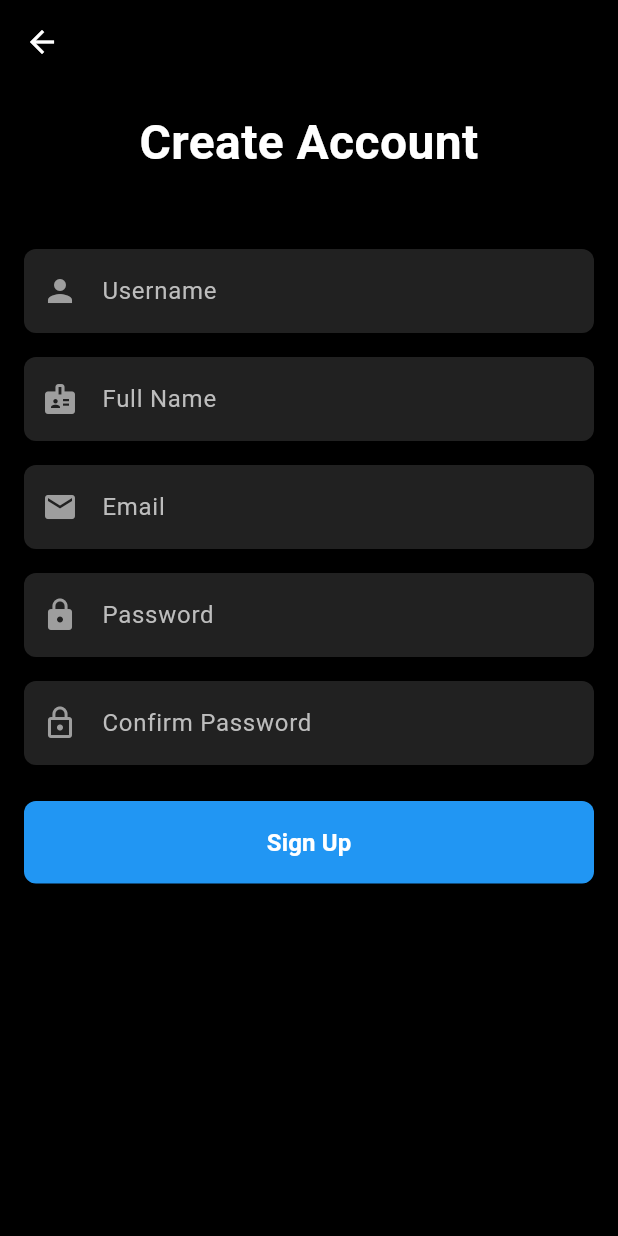
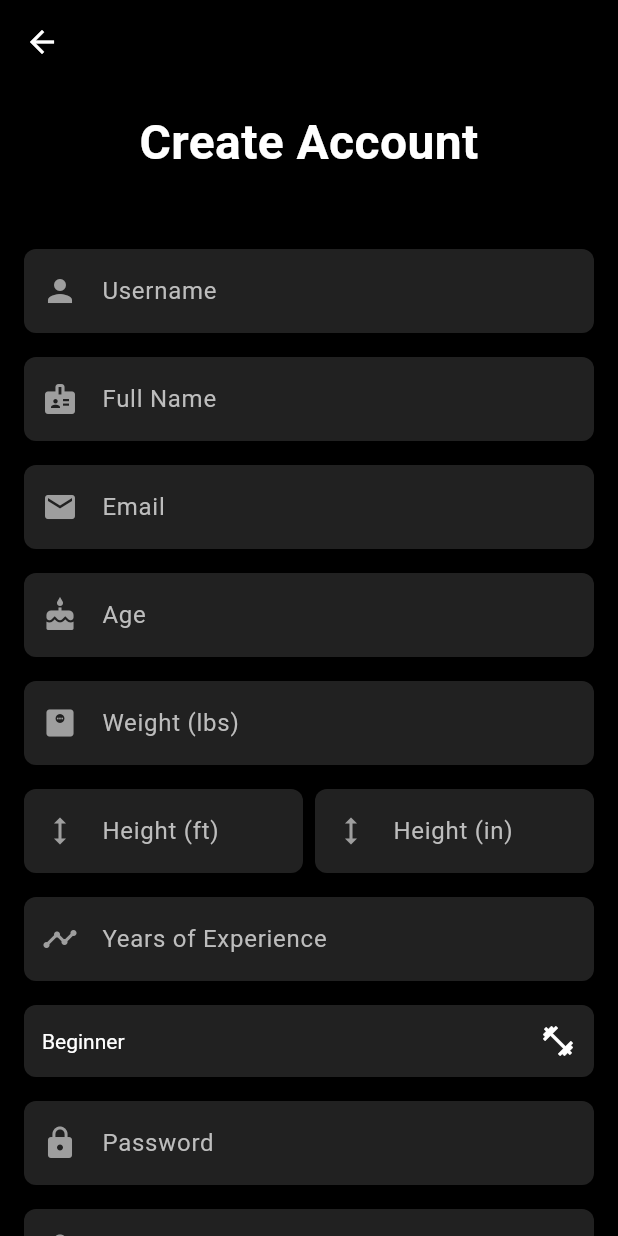
Before and after one commit to dpsheth/exercise_social_media, a Flutter app: the SignupPage screen opened directly, on a phone screen of 412 x 824 dp. Run offline on Flutter 3.47's test engine with Material 3 defaults, Android fonts, the phone set to English and light mode, and no system bars; our stand-ins replace firebase_auth, firebase_core, image_picker; accounts and stored records are empty.

Commit message:
updated signup page for more fields

```diff
--- a/bepeel/lib/signup_page.dart
+++ b/bepeel/lib/signup_page.dart
@@ -15,8 +15,31 @@ class _SignupPageState extends State<SignupPage> {
   final _emailController = TextEditingController();
   final _passwordController = TextEditingController();
   final _confirmPasswordController = TextEditingController();
+  final _ageController = TextEditingController();
+  final _weightController = TextEditingController();
+  final _heightFeetController = TextEditingController();
+  final _heightInchesController = TextEditingController();
+  final _yearsJoinedController = TextEditingController();
+  String _selectedFitnessLevel = 'Beginner';
   String _errorMessage = '';
   bool _isLoading = false;
+
+  final List<String> _fitnessLevels = ['Beginner', 'Intermediate', 'Hardcore'];
+
+  @override
+  void dispose() {
+    _usernameController.dispose();
+    _nameController.dispose();
+    _emailController.dispose();
+    _passwordController.dispose();
+    _confirmPasswordController.dispose();
+    _ageController.dispose();
+    _weightController.dispose();
+    _heightFeetController.dispose();
+    _heightInchesController.dispose();
+    _yearsJoinedController.dispose();
+    super.dispose();
+  }
 
   Future<void> _signup() async {
     final username = _usernameController.text.trim();
@@ -24,11 +47,42 @@ class _SignupPageState extends State<SignupPage> {
     final email = _emailController.text.trim();
     final password = _passwordController.text;
     final confirmPassword = _confirmPasswordController.text;
+    final age = _ageController.text.trim();
+    final weight = _weightController.text.trim();
+    final heightFeet = _heightFeetController.text.trim();
+    final heightInches = _heightInchesController.text.trim();
+    final yearsJoined = _yearsJoinedController.text.trim();
 
     // Basic validation
-    if (username.isEmpty || name.isEmpty || email.isEmpty || password.isEmpty) {
+    if (username.isEmpty || name.isEmpty || email.isEmpty || password.isEmpty ||
+        age.isEmpty || weight.isEmpty || heightFeet.isEmpty || heightInches.isEmpty || yearsJoined.isEmpty) {
       setState(() {
         _errorMessage = 'All fields are required';
+      });
+      return;
+    }
+
+    // Numeric validation
+    if (!RegExp(r'^\d+$').hasMatch(age) || !RegExp(r'^\d+$').hasMatch(weight) ||
+        !RegExp(r'^\d+$').hasMatch(heightFeet) || !RegExp(r'^\d+$').hasMatch(heightInches) ||
+        !RegExp(r'^\d+$').hasMatch(yearsJoined)) {
+      setState(() {
+        _errorMessage = 'Please enter valid numbers for age, weight, height, and years joined';
+      });
+      return;
+    }
+
+    // Range validation
+    if (int.parse(age) < 13 || int.parse(age) > 120) {
+      setState(() {
+        _errorMessage = 'Please enter a valid age between 13 and 120';
+      });
+      return;
+    }
+
+    if (int.parse(heightFeet) > 8 || int.parse(heightInches) >= 12) {
+      setState(() {
+        _errorMessage = 'Please enter a valid height (feet < 9, inches < 12)';
       });
       return;
     }
@@ -64,16 +118,24 @@ class _SignupPageState extends State<SignupPage> {
     });
 
     try {
-      await FirebaseAuth.instance.createUserWithEmailAndPassword(
+      // Create user account
+      final userCredential = await FirebaseAuth.instance.createUserWithEmailAndPassword(
         email: email,
         password: password,
       );
 
       // Update user display name
-      await FirebaseAuth.instance.currentUser?.updateDisplayName(name);
+      await userCredential.user?.updateDisplayName(name);
 
-      // Navigation is now handled by the StreamBuilder in main.dart
-      // No need to navigate manually here
+      // Here you would typically store the additional user data in Firestore
+      // For now, we'll just print it
+      print('Additional user data to be stored:');
+      print('Age: $age');
+      print('Weight: $weight lbs');
+      print('Height: $heightFeet\'$heightInches"');
+      print('Years Joined: $yearsJoined');
+      print('Fitness Level: $_selectedFitnessLevel');
+
     } on FirebaseAuthException catch (e) {
       setState(() {
         _errorMessage = e.message ?? 'An error occurred during signup';
@@ -85,16 +147,6 @@ class _SignupPageState extends State<SignupPage> {
         });
       }
     }
-  }
-
-  @override
-  void dispose() {
-    _usernameController.dispose();
-    _nameController.dispose();
-    _emailController.dispose();
-    _passwordController.dispose();
-    _confirmPasswordController.dispose();
-    super.dispose();
   }
 
   @override
@@ -142,6 +194,79 @@ class _SignupPageState extends State<SignupPage> {
                 hintText: 'Email',
                 icon: Icons.email,
                 keyboardType: TextInputType.emailAddress,
+              ),
+              const SizedBox(height: 16),
+              _buildTextField(
+                controller: _ageController,
+                hintText: 'Age',
+                icon: Icons.cake,
+                keyboardType: TextInputType.number,
+              ),
+              const SizedBox(height: 16),
+              _buildTextField(
+                controller: _weightController,
+                hintText: 'Weight (lbs)',
+                icon: Icons.monitor_weight,
+                keyboardType: TextInputType.number,
+              ),
+              const SizedBox(height: 16),
+              Row(
+                children: [
+                  Expanded(
+                    child: _buildTextField(
+                      controller: _heightFeetController,
+                      hintText: 'Height (ft)',
+                      icon: Icons.height,
+                      keyboardType: TextInputType.number,
+                    ),
+                  ),
+                  const SizedBox(width: 8),
+                  Expanded(
+                    child: _buildTextField(
+                      controller: _heightInchesController,
+                      hintText: 'Height (in)',
+                      icon: Icons.height,
+                      keyboardType: TextInputType.number,
+                    ),
+                  ),
+                ],
+              ),
+              const SizedBox(height: 16),
+              _buildTextField(
+                controller: _yearsJoinedController,
+                hintText: 'Years of Experience',
+                icon: Icons.timeline,
+                keyboardType: TextInputType.number,
+              ),
+              const SizedBox(height: 16),
+              Container(
+                padding: const EdgeInsets.symmetric(horizontal: 12),
+                decoration: BoxDecoration(
+                  color: Colors.grey[900],
+                  borderRadius: BorderRadius.circular(8),
+                ),
+                child: DropdownButtonHideUnderline(
+                  child: DropdownButton<String>(
+                    value: _selectedFitnessLevel,
+                    isExpanded: true,
+                    dropdownColor: Colors.grey[900],
+                    style: const TextStyle(color: Colors.white),
+                    icon: const Icon(Icons.fitness_center, color: Colors.white),
+                    items: _fitnessLevels.map((String level) {
+                      return DropdownMenuItem<String>(
+                        value: level,
+                        child: Text(level),
+                      );
+                    }).toList(),
+                    onChanged: (String? newValue) {
+                      if (newValue != null) {
+                        setState(() {
+                          _selectedFitnessLevel = newValue;
+                        });
+                      }
+                    },
+                  ),
+                ),
               ),
               const SizedBox(height: 16),
               _buildTextField(
```
